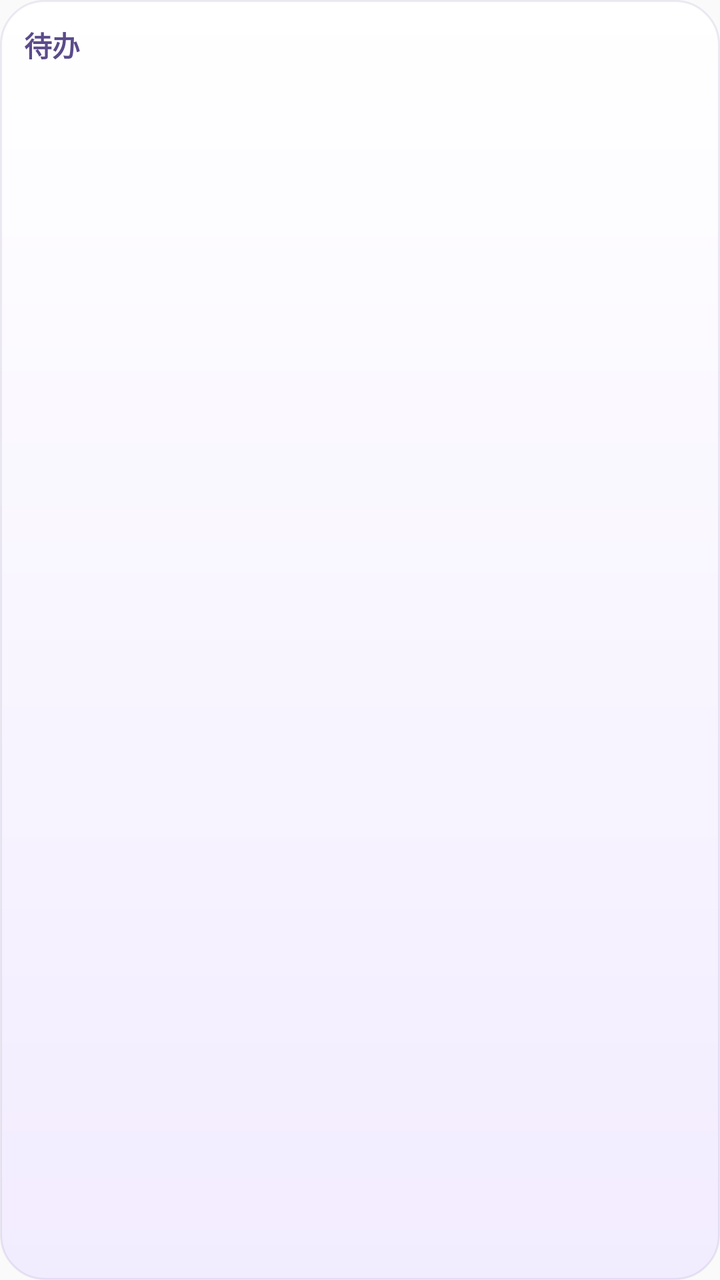
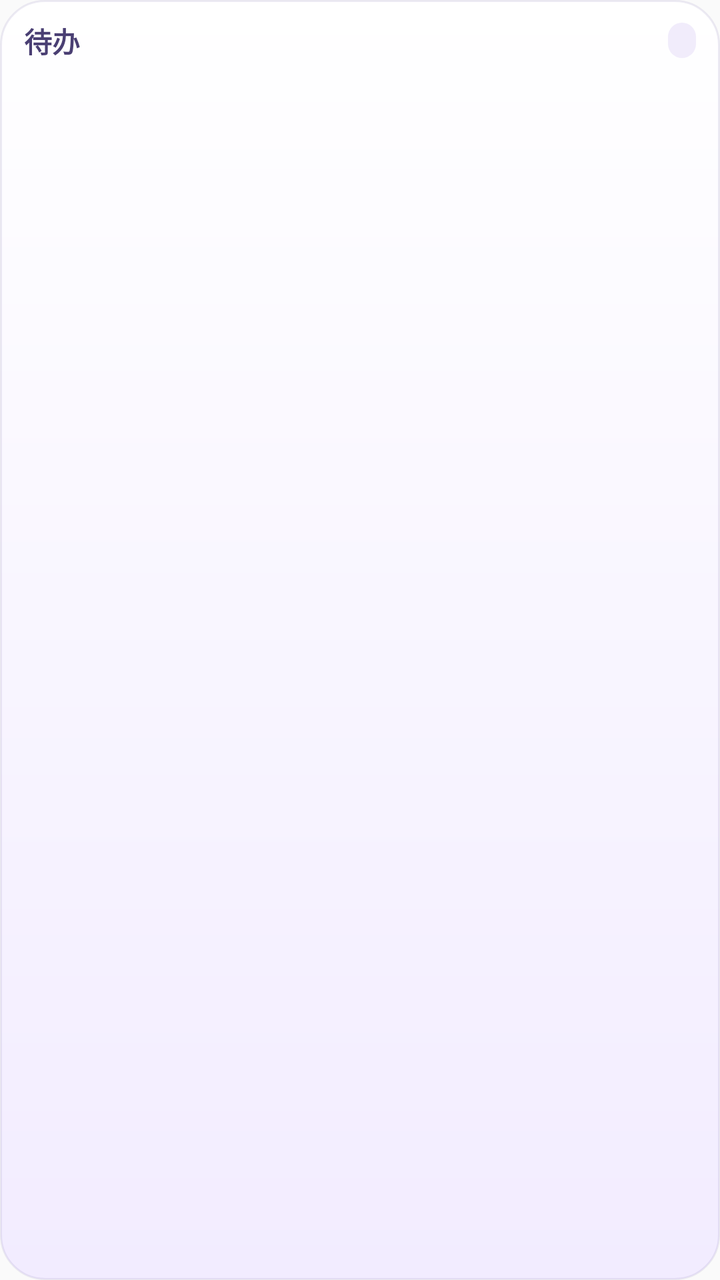

The first picture is an Android layout as it rendered before a commit; the second is the same layout after the commit. The layout source and the unified diff follow.
<!-- AndroidManifest.xml: application theme AppTheme -->
<!-- res/layout/widget_todo.xml -->
<?xml version="1.0" encoding="utf-8"?>
<LinearLayout xmlns:android="http://schemas.android.com/apk/res/android"
    android:layout_width="match_parent"
    android:layout_height="match_parent"
    android:orientation="vertical"
    android:background="@drawable/widget_bg"
    android:padding="12dp">

    <LinearLayout
        android:id="@+id/todo_header"
        android:layout_width="match_parent"
        android:layout_height="wrap_content"
        android:orientation="horizontal"
        android:gravity="center_vertical"
        android:paddingBottom="4dp">

        <TextView
            android:layout_width="0dp"
            android:layout_height="wrap_content"
            android:layout_weight="1"
            android:text="待办"
            android:textSize="14sp"
            android:textStyle="bold"
            android:textColor="#5B4B8A" />

        <TextView
            android:id="@+id/todo_count"
            android:layout_width="wrap_content"
            android:layout_height="wrap_content"
            android:textSize="11sp"
            android:textColor="#8A8398"
            android:singleLine="true" />
    </LinearLayout>

    <TextView
        android:id="@+id/todo_empty"
        android:layout_width="match_parent"
        android:layout_height="0dp"
        android:layout_weight="1"
        android:gravity="center"
        android:text="暂无待办\n点此添加"
        android:textSize="13sp"
        android:textColor="#8A8398"
        android:visibility="gone" />

    <LinearLayout
        android:id="@+id/todo_rows"
        android:layout_width="match_parent"
        android:layout_height="0dp"
        android:layout_weight="1"
        android:orientation="vertical" />
</LinearLayout>
<!-- resources referenced by this layout -->
<resources>
  <!-- drawable widget_bg (drawable) -->
  <?xml version="1.0" encoding="utf-8"?>
  <shape xmlns:android="http://schemas.android.com/apk/res/android"
      android:shape="rectangle">
      <gradient
          android:angle="270"
          android:startColor="#FFFFFFFF"
          android:endColor="#FFF2ECFF" />
      <corners android:radius="22dp" />
      <stroke
          android:width="1dp"
          android:color="#1A4F3D91" />
  </shape>
  <style name="AppTheme" parent="android:Theme.Material.Light.NoActionBar">
          <item name="android:statusBarColor">@android:color/transparent</item>
          <item name="android:navigationBarColor">@android:color/transparent</item>
          <item name="android:windowLightStatusBar">true</item>
          <item name="android:windowActionModeOverlay">true</item>
      </style>
</resources>

<!-- the commit's change to res/layout/widget_todo.xml (unified diff, before → after) -->
@@ -4,7 +4,10 @@
     android:layout_height="match_parent"
     android:orientation="vertical"
     android:background="@drawable/widget_bg"
-    android:padding="12dp">
+    android:paddingStart="12dp"
+    android:paddingEnd="12dp"
+    android:paddingTop="10dp"
+    android:paddingBottom="8dp">
 
     <LinearLayout
         android:id="@+id/todo_header"
@@ -21,14 +24,19 @@
             android:text="待办"
             android:textSize="14sp"
             android:textStyle="bold"
-            android:textColor="#5B4B8A" />
+            android:textColor="#4A3F73" />
 
         <TextView
             android:id="@+id/todo_count"
             android:layout_width="wrap_content"
             android:layout_height="wrap_content"
-            android:textSize="11sp"
-            android:textColor="#8A8398"
+            android:background="@drawable/widget_chip_neutral"
+            android:paddingStart="7dp"
+            android:paddingEnd="7dp"
+            android:paddingTop="2dp"
+            android:paddingBottom="2dp"
+            android:textSize="10sp"
+            android:textColor="#7A6AAE"
             android:singleLine="true" />
     </LinearLayout>
 
@@ -38,7 +46,8 @@
         android:layout_height="0dp"
         android:layout_weight="1"
         android:gravity="center"
-        android:text="暂无待办\n点此添加"
+        android:text="还没有待办\n点一下添加"
+        android:lineSpacingExtra="2dp"
         android:textSize="13sp"
         android:textColor="#8A8398"
         android:visibility="gone" />
@@ -49,4 +58,15 @@
         android:layout_height="0dp"
         android:layout_weight="1"
         android:orientation="vertical" />
+
+    <TextView
+        android:id="@+id/todo_more"
+        android:layout_width="match_parent"
+        android:layout_height="wrap_content"
+        android:gravity="end"
+        android:paddingTop="2dp"
+        android:textSize="10sp"
+        android:textColor="#7A6AAE"
+        android:singleLine="true"
+        android:visibility="gone" />
 </LinearLayout>
<!-- resource entries referenced after the edit -->
@@ -13,6 +13,13 @@
           android:width="1dp"
           android:color="#1A4F3D91" />
   </shape>
+  <!-- drawable widget_chip_neutral (drawable) -->
+  <?xml version="1.0" encoding="utf-8"?>
+  <shape xmlns:android="http://schemas.android.com/apk/res/android"
+      android:shape="rectangle">
+      <solid android:color="#F1ECFB" />
+      <corners android:radius="20dp" />
+  </shape>
   <style name="AppTheme" parent="android:Theme.Material.Light.NoActionBar">
           <item name="android:statusBarColor">@android:color/transparent</item>
           <item name="android:navigationBarColor">@android:color/transparent</item>
